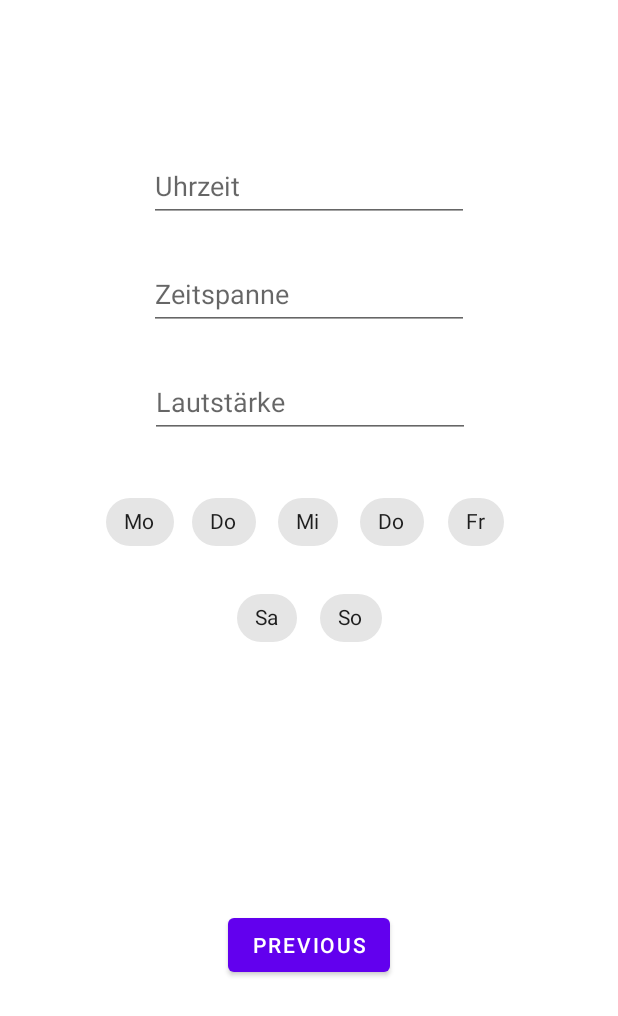
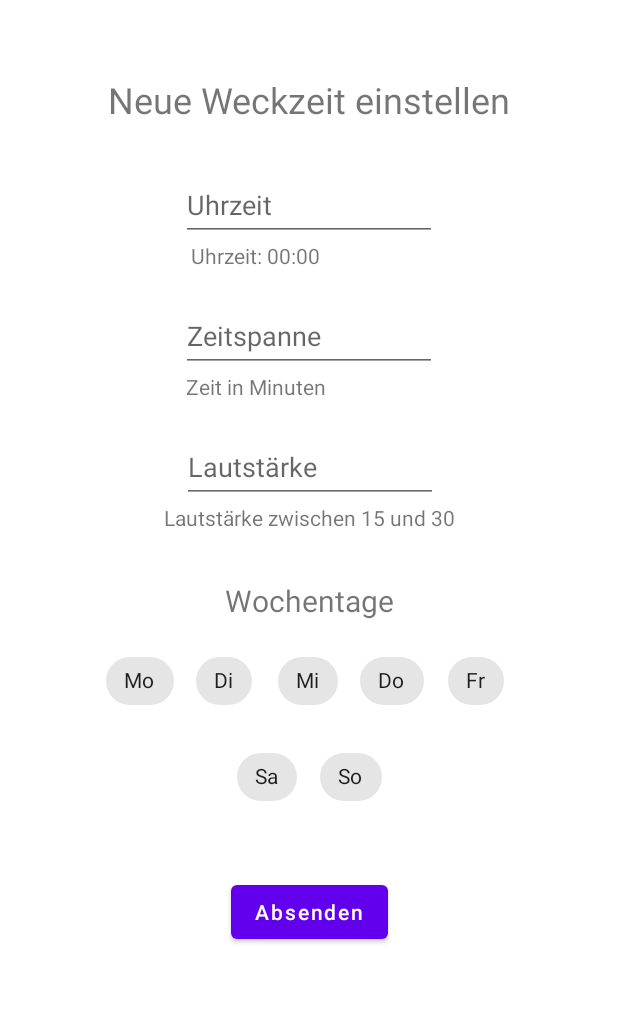
Before and after one commit to XeraB/AwakeApp, an Android app: the HomeActivity screen opened directly, with no data from a screen before it, after a tap on "Neue Weckzeit", on a phone screen of 412 x 824 dp. Shown: the top 1016 px of the screen. Run offline under Robolectric (Android 15) with nearby library versions, the phone set to English and light mode, and no system bars; our stand-ins replace navigation-ui; 2 statements that could not run were skipped.

Commit message:
Layout, add Buttons for Alarm

```diff
--- a/app/src/main/java/de/xera/applight/HomeActivity.java
+++ b/app/src/main/java/de/xera/applight/HomeActivity.java
@@ -42,6 +42,8 @@ public class HomeActivity extends AppCompatActivity {
 
     BluetoothDevice device;
     private Button setTimer;
+    private Button startAlarm;
+    private Button stopAlarm;
     private Button sendForm;
     private TextView time;
     private TextView duration;
@@ -51,6 +53,7 @@ public class HomeActivity extends AppCompatActivity {
     final UUID TIME_CHAR = UUID.fromString("b7d06720-3cb7-40dc-94da-61b4af8a2759");
     final UUID DURATION_CHAR = UUID.fromString("f246785d-5c35-4e77-be65-81d711fff24a");
     final UUID VOLUME_CHAR = UUID.fromString("eaefd17d-24cf-4021-afb7-06c7d9f221f9");
+    final UUID ALARM_CHAR = UUID.fromString("33611222-e286-4835-b760-4adbcad8770b");
 
     @Override
     protected void onCreate(Bundle savedInstanceState) {
@@ -58,6 +61,8 @@ public class HomeActivity extends AppCompatActivity {
         setContentView(R.layout.activity_home);
 
         setTimer = findViewById(R.id.button_new_timer);
+        startAlarm = findViewById(R.id.button_start_alarm);
+        stopAlarm = findViewById(R.id.button_stop_alarm);
 
         device = (BluetoothDevice) getIntent().getExtras().get("device");
         gatt = device.connectGatt(this, false, bluetoothGattCallback);
@@ -78,6 +83,19 @@ public class HomeActivity extends AppCompatActivity {
                         setContentView(R.layout.activity_home);
                     }
                 });
+            }
+        });
+
+        startAlarm.setOnClickListener(new View.OnClickListener() {
+            @Override
+            public void onClick(View view) {
+                sendAlarmValue(1);
+            }
+        });
+        stopAlarm.setOnClickListener(new View.OnClickListener() {
+            @Override
+            public void onClick(View view) {
+                sendAlarmValue(0);
             }
         });
     }
@@ -102,17 +120,9 @@ public class HomeActivity extends AppCompatActivity {
         BigInteger bigInt = BigInteger.valueOf(Integer.parseInt(volume.getText().toString()));
         byte[] volumeArray = bigInt.toByteArray();
 
-        Log.d("Form", "Time: " + bigIntTime);
-        Log.d("Form", "Duration: " + bigIntDuration);
-        Log.d("Form", "Volume: " + Arrays.toString(volumeArray));
-
         timeCharacteristic.setValue(timeArray);
         durationCharacteristic.setValue(durationArray);
         volumeCharacteristic.setValue(volumeArray);
-
-        Log.d("Form", "Time: " + Arrays.toString(timeCharacteristic.getValue()));
-        Log.d("Form", "Duration: " + Arrays.toString(durationCharacteristic.getValue()));
-        Log.d("Form", "Volume: " + Arrays.toString(volumeCharacteristic.getValue()));
 
         Boolean status = gatt.writeCharacteristic(timeCharacteristic);
         Log.d("Gatt", String.valueOf(status));
@@ -131,6 +141,17 @@ public class HomeActivity extends AppCompatActivity {
         status = gatt.writeCharacteristic(volumeCharacteristic);
         Log.d("Gatt", String.valueOf(status));
         Log.d("Form", "Form sent");
+    }
+
+    private void sendAlarmValue(int value) {
+        BluetoothGattCharacteristic alarmCharacteristic = service.getCharacteristic(ALARM_CHAR);
+
+        BigInteger bigInt = BigInteger.valueOf(value);
+        byte[] alarmArray = bigInt.toByteArray();
+
+        alarmCharacteristic.setValue(alarmArray);
+        Boolean status = gatt.writeCharacteristic(alarmCharacteristic);
+        Log.d("Gatt", String.valueOf(status));
     }
 
     private final BluetoothGattCallback bluetoothGattCallback = new BluetoothGattCallback() {
--- a/app/src/main/res/layout/form_timer.xml
+++ b/app/src/main/res/layout/form_timer.xml
@@ -10,64 +10,66 @@
         android:id="@+id/alarm_volume"
         android:layout_width="wrap_content"
         android:layout_height="wrap_content"
-        android:layout_marginTop="24dp"
-        android:ems="10"
+        android:layout_marginTop="20dp"
+        android:ems="8"
         android:hint="@string/timer_volume"
         android:inputType="number"
         android:minHeight="48dp"
         app:layout_constraintEnd_toEndOf="parent"
         app:layout_constraintHorizontal_bias="0.502"
         app:layout_constraintStart_toStartOf="parent"
-        app:layout_constraintTop_toBottomOf="@+id/alarm_duration" />
+        app:layout_constraintTop_toBottomOf="@+id/textView2" />
 
     <Button
         android:id="@+id/button_send_form"
         android:layout_width="wrap_content"
         android:layout_height="wrap_content"
-        android:text="@string/previous"
+        android:text="Absenden"
+        android:textAllCaps="false"
         app:layout_constraintBottom_toBottomOf="parent"
         app:layout_constraintEnd_toEndOf="parent"
         app:layout_constraintStart_toStartOf="parent"
-        app:layout_constraintTop_toBottomOf="@+id/chipGroup2" />
+        app:layout_constraintTop_toBottomOf="@+id/chipGroup2"
+        app:layout_constraintVertical_bias="0.18" />
 
     <EditText
         android:id="@+id/alarm_time"
         android:layout_width="wrap_content"
         android:layout_height="wrap_content"
-        android:layout_marginTop="100dp"
-        android:ems="10"
+        android:layout_marginTop="30dp"
+        android:ems="8"
         android:hint="@string/timer_time"
         android:inputType="time"
         android:minHeight="48dp"
         app:layout_constraintEnd_toEndOf="parent"
         app:layout_constraintHorizontal_bias="0.5"
         app:layout_constraintStart_toStartOf="parent"
-        app:layout_constraintTop_toTopOf="parent" />
+        app:layout_constraintTop_toBottomOf="@+id/textView7" />
 
     <EditText
         android:id="@+id/alarm_duration"
         android:layout_width="wrap_content"
         android:layout_height="wrap_content"
-        android:layout_marginTop="24dp"
-        android:ems="10"
+        android:layout_marginTop="20dp"
+        android:ems="8"
         android:hint="@string/timer_duration"
         android:inputType="number"
         android:minHeight="48dp"
         app:layout_constraintEnd_toEndOf="parent"
         app:layout_constraintHorizontal_bias="0.5"
         app:layout_constraintStart_toStartOf="parent"
-        app:layout_constraintTop_toBottomOf="@+id/alarm_time" />
+        app:layout_constraintTop_toBottomOf="@+id/textView5" />
 
 
     <com.google.android.material.chip.ChipGroup
         android:id="@+id/chipGroup"
         android:layout_width="wrap_content"
         android:layout_height="wrap_content"
-        android:layout_marginTop="32dp"
+        android:layout_marginTop="16dp"
         app:layout_constraintEnd_toEndOf="parent"
         app:layout_constraintHorizontal_bias="0.496"
         app:layout_constraintStart_toStartOf="parent"
-        app:layout_constraintTop_toBottomOf="@+id/alarm_volume">
+        app:layout_constraintTop_toBottomOf="@+id/textView6">
 
         <com.google.android.material.chip.Chip
             android:id="@+id/chip_mo"
@@ -146,4 +148,59 @@
 
     </com.google.android.material.chip.ChipGroup>
 
+    <TextView
+        android:id="@+id/textView2"
+        android:layout_width="wrap_content"
+        android:layout_height="wrap_content"
+        android:text="Zeit in Minuten"
+        app:layout_constraintEnd_toEndOf="parent"
+        app:layout_constraintHorizontal_bias="0.39"
+        app:layout_constraintStart_toStartOf="parent"
+        app:layout_constraintTop_toBottomOf="@+id/alarm_duration" />
+
+    <TextView
+        android:id="@+id/textView3"
+        android:layout_width="wrap_content"
+        android:layout_height="wrap_content"
+        android:text="Lautstärke zwischen 15 und 30"
+        app:layout_constraintEnd_toEndOf="parent"
+        app:layout_constraintHorizontal_bias="0.5"
+        app:layout_constraintStart_toStartOf="parent"
+        app:layout_constraintTop_toBottomOf="@+id/alarm_volume" />
+
+    <TextView
+        android:id="@+id/textView5"
+        android:layout_width="wrap_content"
+        android:layout_height="wrap_content"
+        android:text="Uhrzeit: 00:00"
+        app:layout_constraintEnd_toEndOf="parent"
+        app:layout_constraintHorizontal_bias="0.39"
+        app:layout_constraintStart_toStartOf="parent"
+        app:layout_constraintTop_toBottomOf="@+id/alarm_time" />
+
+    <TextView
+        android:id="@+id/textView6"
+        android:layout_width="wrap_content"
+        android:layout_height="wrap_content"
+        android:layout_marginTop="32dp"
+        android:text="Wochentage"
+        android:textSize="20sp"
+        app:layout_constraintEnd_toEndOf="parent"
+        app:layout_constraintHorizontal_bias="0.5"
+        app:layout_constraintStart_toStartOf="parent"
+        app:layout_constraintTop_toBottomOf="@+id/textView3" />
+
+    <TextView
+        android:id="@+id/textView7"
+        android:layout_width="wrap_content"
+        android:layout_height="wrap_content"
+        android:layout_marginTop="50dp"
+        android:text="Neue Weckzeit einstellen"
+        android:textAlignment="center"
+        android:textSize="24sp"
+        app:layout_constraintEnd_toEndOf="parent"
+        app:layout_constraintHorizontal_bias="0.5"
+        app:layout_constraintStart_toStartOf="parent"
+        app:layout_constraintTop_toTopOf="parent" />
+
 </androidx.constraintlayout.widget.ConstraintLayout>
--- a/app/src/main/res/layout/recycler_view_device.xml
+++ b/app/src/main/res/layout/recycler_view_device.xml
@@ -13,6 +13,7 @@
         android:layout_marginStart="16dp"
         android:layout_marginTop="16dp"
         android:text="Gerätename"
+        android:textSize="16sp"
         app:layout_constraintStart_toStartOf="parent"
         app:layout_constraintTop_toTopOf="parent" />
 
@@ -21,12 +22,12 @@
         style="@style/Widget.MaterialComponents.Button.OutlinedButton"
         android:layout_width="wrap_content"
         android:layout_height="wrap_content"
-        android:layout_marginTop="8dp"
+        android:layout_marginTop="6dp"
         android:layout_marginEnd="24dp"
         android:text="Verbinden"
         android:textAllCaps="false"
         android:textColor="#F44336"
-        android:textSize="11sp"
+        android:textSize="12sp"
         app:layout_constraintEnd_toEndOf="parent"
         app:layout_constraintTop_toTopOf="parent" />
 
--- a/app/src/main/res/values/strings.xml
+++ b/app/src/main/res/values/strings.xml
@@ -15,7 +15,7 @@
     <string name="timer_volume">Lautstärke</string>
     <!-- Strings used for Chips -->
     <string name="weekday_mo">Mo</string>
-    <string name="weekday_di">Do</string>
+    <string name="weekday_di">Di</string>
     <string name="weekday_mi">Mi</string>
     <string name="weekday_do">Do</string>
     <string name="weekday_fr">Fr</string>
```
Also changed, not shown: app/src/main/java/de/xera/applight/LeDeviceListAdapter.java (+8 -4 lines), app/src/main/res/layout/activity_device_scan.xml (+15 -2 lines), app/src/main/res/layout/activity_home.xml (+70 -21 lines).
